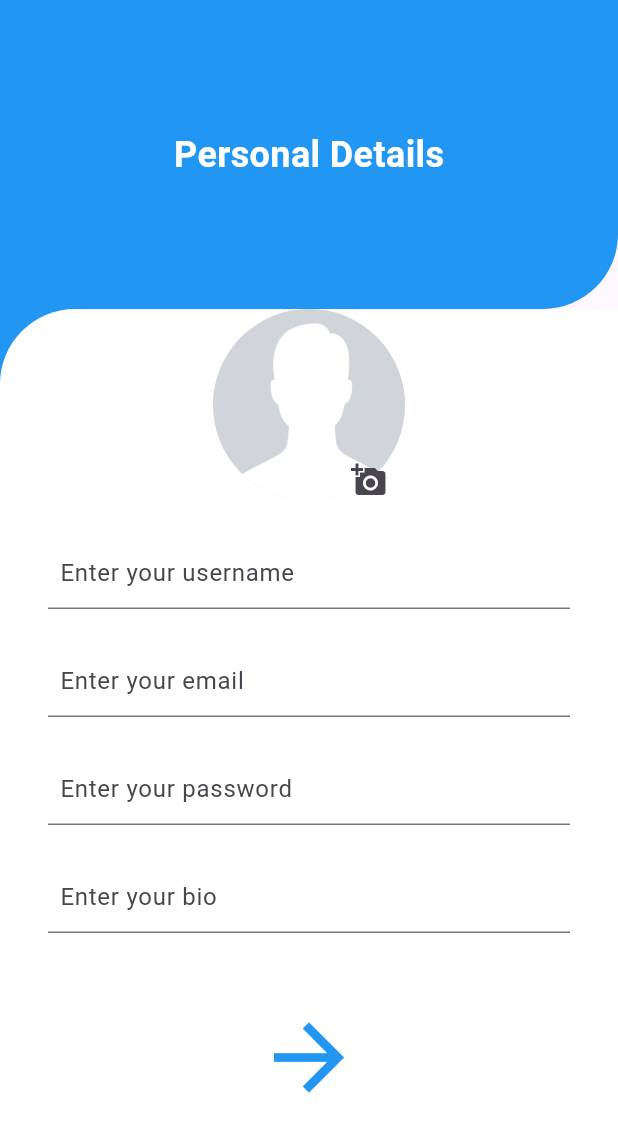
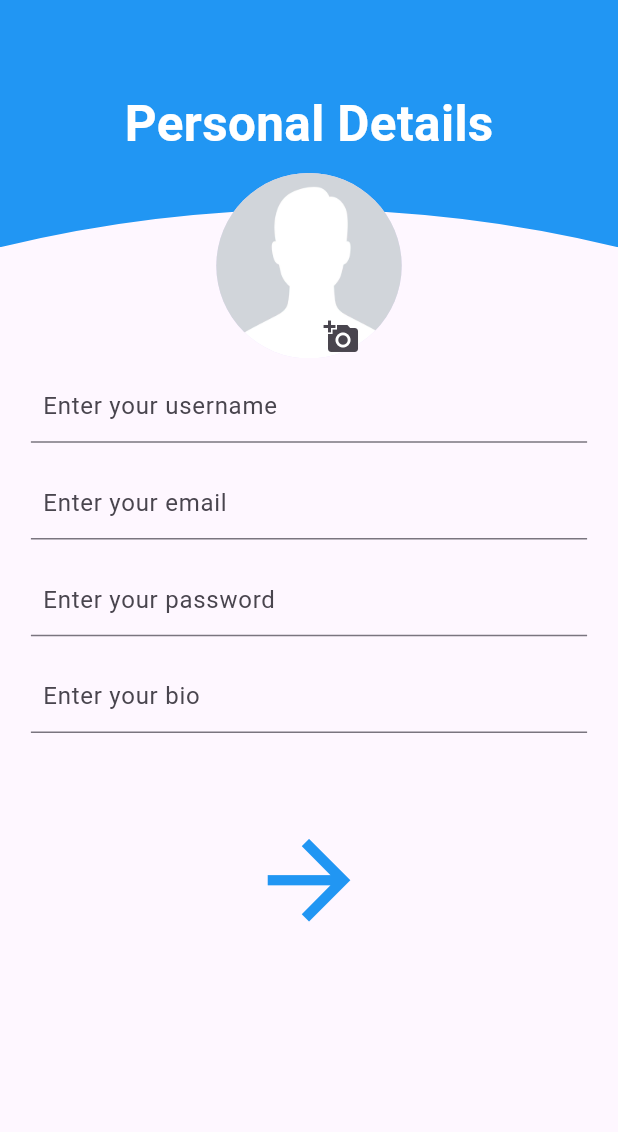
Before and after one commit to PetteraIndia/avenger, a Flutter app: the newpost screen opened directly, after a tap on the "arrow back ios" icon, on a phone screen of 412 x 824 dp. Shown: the top 1132 px of the screen. Run offline on Flutter 3.47's test engine with Material 2 defaults, Android fonts, the phone set to English and light mode, and no system bars; our stand-ins replace argon_buttons_flutter_fix, cloud_firestore, firebase_auth, firebase_core, firebase_storage, flutter_image_compress and 4 more; accounts and stored records are empty.

Commit message:
boarding screen with dynamic ui

```diff
--- /dev/null
+++ b/lib/Screens/boarding_screen1.dart
@@ -0,0 +1,252 @@
+import 'dart:io';
+
+import 'package:cloud_firestore/cloud_firestore.dart';
+import 'package:firebase_auth/firebase_auth.dart';
+import 'package:flutter/material.dart';
+import 'package:image_picker/image_picker.dart';
+import 'package:petterav1/Screens/newpost.dart';
+import 'package:petterav1/resources/auth_methods.dart';
+import 'package:google_fonts/google_fonts.dart';
+
+import '../Widgets/text_field.dart';
+import '../resources/storage_methods.dart';
+import '../utils/colors.dart';
+import '../utils/utils.dart';
+import 'boarding_screen2.dart';
+
+class BoardingScreen1 extends StatefulWidget {
+  const BoardingScreen1({super.key});
+
+  @override
+  State<BoardingScreen1> createState() => _BoardingScreen1State();
+}
+
+class WaveClipper extends CustomClipper<Path> {
+  @override
+  Path getClip(Size size) {
+    Path path = Path();
+    path.moveTo(0, 0);
+    path.lineTo(0, size.height);
+    path.quadraticBezierTo(
+        size.width / 2, size.height - 50, size.width, size.height);
+    path.lineTo(size.width, 0);
+    path.close();
+    return path;
+  }
+
+  @override
+  bool shouldReclip(CustomClipper oldClipper) {
+    return true;
+  }
+}
+
+class _BoardingScreen1State extends State<BoardingScreen1> {
+  final TextEditingController _usernameController = TextEditingController();
+  final TextEditingController _emailController = TextEditingController();
+  final TextEditingController _passwordController = TextEditingController();
+  final TextEditingController _bioController = TextEditingController();
+  File? _image;
+  bool _isLoading = false;
+
+  @override
+  void dispose() {
+    super.dispose();
+    _emailController.dispose();
+    _passwordController.dispose();
+    _usernameController.dispose();
+  }
+
+  void uploadPersonalDetails() async {
+    // set loading to true
+    setState(() {
+      _isLoading = true;
+    });
+
+    // signup user using our authmethodds
+    String res = await AuthMethods().personalDetails(
+      email: _emailController.text,
+      password: _passwordController.text,
+      username: _usernameController.text,
+      bio: _bioController.text,
+      file: _image,
+    );
+    // if string returned is sucess, user has been created
+    if (res == "success") {
+      setState(() {
+        _isLoading = false;
+      });
+      // navigate to the home screen
+      if (context.mounted) {
+        Navigator.of(context).pushReplacement(
+          MaterialPageRoute(
+            builder: (context) =>
+                const BoardingScreen2(), // Replace with the name of your screen
+          ),
+        );
+      }
+    } else {
+      setState(() {
+        _isLoading = false;
+      });
+      // show the error
+      if (context.mounted) {
+        showSnackBar(context, res);
+      }
+    }
+  }
+
+  Future<void> selectImage() async {
+    final picker = ImagePicker();
+    final im = await picker.pickImage(source: ImageSource.gallery);
+
+    if (im != null) {
+      setState(() {
+        _image = File(im.path);
+      });
+    }
+  }
+
+  bool isLoadingg = false;
+  @override
+  Widget build(BuildContext context) {
+    double w = MediaQuery.of(context).size.width;
+    double h = MediaQuery.of(context).size.height;
+    return Scaffold(
+      body: SingleChildScrollView(
+        child: Stack(
+          children: [
+            ClipPath(
+              clipper: WaveClipper(),
+              child: Container(
+                height: h * .2,
+                color: Colors.blue,
+                child: Center(
+                  child: Text(
+                    'Personal Details',
+                    style: TextStyle(
+                      fontSize: w * 0.08,
+                      fontWeight: FontWeight.bold,
+                      color: Colors.white,
+                    ),
+                  ),
+                ),
+              ),
+            ),
+            SafeArea(
+              child: Container(
+                padding: EdgeInsets.symmetric(horizontal: w * 0.05),
+                width: double.infinity,
+                child: Positioned(
+                  child: Container(
+                    height: h,
+                    child: Column(
+                      children: [
+                        SizedBox(
+                          height: h * 0.3,
+                        ),
+                        TextFieldInput(
+                          hintText: 'Enter your username',
+                          textInputType: TextInputType.text,
+                          textEditingController: _usernameController,
+                        ),
+                        SizedBox(height: h * 0.02),
+                        TextFieldInput(
+                          hintText: 'Enter your email',
+                          textInputType: TextInputType.emailAddress,
+                          textEditingController: _emailController,
+                        ),
+                        SizedBox(height: h * 0.02),
+                        TextFieldInput(
+                          hintText: 'Enter your password',
+                          textInputType: TextInputType.text,
+                          textEditingController: _passwordController,
+                          isPass: true,
+                        ),
+                        SizedBox(height: h * 0.02),
+                        TextFieldInput(
+                          hintText: 'Enter your bio',
+                          textInputType: TextInputType.text,
+                          textEditingController: _bioController,
+                        ),
+                        SizedBox(height: h * 0.02),
+                        SizedBox(height: h * 0.04),
+                        IconButton(
+                          icon: Icon(
+                            Icons.arrow_forward,
+                            color: Colors.blue,
+                          ),
+                          iconSize: w * 0.2,
+                          onPressed: () {
+                            if (_emailController.text.isEmpty ||
+                                _bioController.text.isEmpty ||
+                                _passwordController.text.isEmpty ||
+                                _usernameController.text.isEmpty ||
+                                _image == null) {
+                              showDialog(
+                                context: context,
+                                builder: (context) {
+                                  return AlertDialog(
+                                    title: Text('Incomplete Entries'),
+                                    content: Text(
+                                        'Please fill all the fields and Choose the Profile Pic.'),
+                                    actions: [
+                                      TextButton(
+                                        onPressed: () {
+                                          Navigator.pop(context);
+                                        },
+                                        child: Text('OK'),
+                                      ),
+                                    ],
+                                  );
+                                },
+                              );
+                            } else {
+                              uploadPersonalDetails();
+                            }
+                          },
+                        ),
+                      ],
+                    ),
+                  ),
+                ),
+              ),
+            ),
+            Positioned(
+              top: h * 0.14,
+              left: w * 0.3,
+              right: w * 0.3,
+              child: Container(
+                height: h * .15,
+                width: w * .4,
+                color: Colors.transparent,
+                child: Stack(
+                  children: [
+                    _image != null
+                        ? CircleAvatar(
+                            radius: w * 0.4,
+                            backgroundImage: FileImage(_image!),
+                            // backgroundColor: Colors.red,
+                          )
+                        : CircleAvatar(
+                            radius: w * 0.4,
+                            backgroundImage:
+                                AssetImage('img/sampleProfilePic.png'),
+                          ),
+                    Positioned(
+                      bottom: -10,
+                      left: 80,
+                      child: IconButton(
+                        onPressed: selectImage,
+                        icon: const Icon(Icons.add_a_photo),
+                      ),
+                    ),
+                  ],
+                ),
+              ),
+            ),
+          ],
+        ),
+      ),
+    );
+  }
+}
--- a/lib/Screens/newpost.dart
+++ b/lib/Screens/newpost.dart
@@ -1,9 +1,9 @@
 import 'package:flutter/material.dart';
+import 'package:petterav1/Screens/boarding_screen1.dart';
 import 'package:petterav1/Screens/login_screen.dart';
 import 'package:image_picker/image_picker.dart';
 import 'package:firebase_storage/firebase_storage.dart';
 import 'package:firebase_auth/firebase_auth.dart';
-import 'package:petterav1/Screens/signup_screen.dart';
 import 'package:petterav1/resources/auth_service.dart';
 import 'dart:io';
 import 'globals.dart';
@@ -11,7 +11,6 @@ import 'globals.dart';
 import 'package:petterav1/Screens/newpostedit.dart';
 import 'package:flutter_image_compress/flutter_image_compress.dart';
 import 'package:path_provider/path_provider.dart' as path_provider;
-
 
 File? image = selectedImage;
 
@@ -28,7 +27,6 @@ class _newpostState extends State<newpost> {
   final buddiesController = TextEditingController();
   bool isPosting = false;
 
-
   Future<File> compressImage(String imagePath) async {
     // Get the directory for saving the compressed image
     final appDir = await path_provider.getApplicationDocumentsDirectory();
@@ -44,7 +42,6 @@ class _newpostState extends State<newpost> {
 
     return File(compressedPath);
   }
-
 
   Future<void> postIt(BuildContext context) async {
     if (captionController.text.isEmpty ||
@@ -68,8 +65,7 @@ class _newpostState extends State<newpost> {
           );
         },
       );
-    }
-    else {
+    } else {
       final user = FirebaseAuth.instance.currentUser;
       if (user != null) {
         final userId = user.uid;
@@ -98,29 +94,23 @@ class _newpostState extends State<newpost> {
         print('Image uploaded! Download URL: $downloadUrl');
       }
     }
-
   }
-
-
-
 
   Future<void> _selectImage() async {
     final picker = ImagePicker();
     final pickedImage = await picker.pickImage(source: ImageSource.gallery);
 
-
     if (pickedImage != null) {
       setState(() {
         selectedImage = File(pickedImage.path);
       });
-
     }
   }
 
   @override
   Widget build(BuildContext context) {
-    double w=MediaQuery.of(context).size.width;
-    double h=MediaQuery.of(context).size.height;
+    double w = MediaQuery.of(context).size.width;
+    double h = MediaQuery.of(context).size.height;
     return Scaffold(
       appBar: AppBar(
         title: Text(
@@ -135,7 +125,7 @@ class _newpostState extends State<newpost> {
           onPressed: () {
             Navigator.push(
               context,
-            MaterialPageRoute(builder: (context) => SignUpScreen()),
+              MaterialPageRoute(builder: (context) => BoardingScreen1()),
             );
           },
         ),
@@ -143,13 +133,12 @@ class _newpostState extends State<newpost> {
           IconButton(
             icon: Icon(Icons.arrow_forward_ios_outlined),
             onPressed: () {
-              if(selectedImage!=null) {
+              if (selectedImage != null) {
                 Navigator.push(
                   context,
                   MaterialPageRoute(builder: (context) => newpostedit()),
                 );
-              }
-              else {
+              } else {
                 showDialog(
                   context: context,
                   builder: (BuildContext context) {
@@ -168,8 +157,6 @@ class _newpostState extends State<newpost> {
                   },
                 );
               }
-
-
             },
           ),
         ],
@@ -189,8 +176,7 @@ class _newpostState extends State<newpost> {
         ),
       ),
       body: SingleChildScrollView(
-        child:
-          Container(
+        child: Container(
           padding: EdgeInsets.all(16.0), // Adjust the padding as needed
           child: Column(
             crossAxisAlignment: CrossAxisAlignment.start,
@@ -201,17 +187,16 @@ class _newpostState extends State<newpost> {
                     'Add pictures and videos',
                     style: TextStyle(fontSize: 16.0),
                   ),
-                    SizedBox(width: w*0.4),
+                  SizedBox(width: w * 0.4),
                   InkWell(
                     onTap: _selectImage,
                     child: Icon(Icons.add_box_outlined, size: 24.0),
                   ),
                 ],
               ),
-                SizedBox(height: h*0.02),
+              SizedBox(height: h * 0.02),
               Container(
                 decoration: BoxDecoration(
-
                   border: Border.all(
                     color: Colors.black,
                     width: 0.2,
@@ -243,7 +228,6 @@ class _newpostState extends State<newpost> {
                   ],
                 ),
               ),
-
               SizedBox(height: h * 0.02),
               TextField(
                 controller: captionController,
@@ -267,7 +251,8 @@ class _newpostState extends State<newpost> {
                         children: [
                           CircularProgressIndicator(), // Circular progress indicator
                           SizedBox(height: 8.0),
-                      Text('Posting...'), // Text indicating the posting state
+                          Text(
+                              'Posting...'), // Text indicating the posting state
                         ],
                       )
                     : GestureDetector(
@@ -308,17 +293,14 @@ class _newpostState extends State<newpost> {
                         ),
                       ),
               ),
-
-
-
-
               SizedBox(height: 10),
               Container(
                 height: h * 0.03,
                 width: w * 0.2,
                 decoration: BoxDecoration(
                   color: Colors.blue, // Replace with your desired color
-              borderRadius: BorderRadius.circular(10.0), // Adjust the radius as needed
+                  borderRadius: BorderRadius.circular(
+                      10.0), // Adjust the radius as needed
                 ),
                 child: GestureDetector(
                   onTap: () {
@@ -328,20 +310,18 @@ class _newpostState extends State<newpost> {
                     child: Text(
                       'Sign Out',
                       style: TextStyle(
-                    color: Colors.white, // Replace with your desired text color
+                        color: Colors
+                            .white, // Replace with your desired text color
                         fontSize: 16.0, // Replace with your desired font size
                       ),
                     ),
                   ),
                 ),
               ),
-
             ],
           ),
         ),
-
       ),
-
     );
   }
 }
--- a/lib/Screens/signup_screen.dart
+++ /dev/null
@@ -1,239 +0,0 @@
-import 'dart:io';
-import 'dart:typed_data';
-
-import 'package:cloud_firestore/cloud_firestore.dart';
-import 'package:firebase_auth/firebase_auth.dart';
-import 'package:flutter/material.dart';
-import 'package:image_picker/image_picker.dart';
-import 'package:petterav1/Screens/newpost.dart';
-import 'package:petterav1/resources/auth_methods.dart';
-import 'package:google_fonts/google_fonts.dart';
-
-import '../Widgets/text_field.dart';
-import '../resources/storage_methods.dart';
-import '../utils/colors.dart';
-import '../utils/utils.dart';
-import 'boarding_screen2.dart';
-
-class SignUpScreen extends StatefulWidget {
-  const SignUpScreen({super.key});
-
-  @override
-  State<SignUpScreen> createState() => _SignUpScreenState();
-}
-
-class _SignUpScreenState extends State<SignUpScreen> {
-  final TextEditingController _usernameController = TextEditingController();
-  final TextEditingController _emailController = TextEditingController();
-  final TextEditingController _passwordController = TextEditingController();
-  final TextEditingController _bioController = TextEditingController();
-  File? _image;
-  bool _isLoading = false;
-
-  @override
-  void dispose() {
-    super.dispose();
-    _emailController.dispose();
-    _passwordController.dispose();
-    _usernameController.dispose();
-  }
-
-  void signUpUser() async {
-    // set loading to true
-    setState(() {
-      _isLoading = true;
-    });
-
-    // signup user using our authmethodds
-    String res = await AuthMethods().signUpUser(
-      email: _emailController.text,
-      password: _passwordController.text,
-      username: _usernameController.text,
-      bio: _bioController.text,
-      file: _image,
-    );
-    // if string returned is sucess, user has been created
-    if (res == "success") {
-      setState(() {
-        _isLoading = false;
-      });
-      // navigate to the home screen
-      if (context.mounted) {
-        Navigator.of(context).pushReplacement(
-          MaterialPageRoute(
-            builder: (context) =>
-                const BoardingScreen2(), // Replace with the name of your screen
-          ),
-        );
-      }
-    } else {
-      setState(() {
-        _isLoading = false;
-      });
-      // show the error
-      if (context.mounted) {
-        showSnackBar(context, res);
-      }
-    }
-  }
-
-  Future<void> selectImage() async {
-    final picker = ImagePicker();
-    final im = await picker.pickImage(source: ImageSource.gallery);
-
-    if (im != null) {
-      setState(() {
-        _image = File(im.path);
-      });
-    }
-  }
-
-  bool isLoadingg = false;
-  @override
-  Widget build(BuildContext context) {
-    double w = MediaQuery.of(context).size.width;
-    double h = MediaQuery.of(context).size.height;
-    return Scaffold(
-      body: SingleChildScrollView(
-        child: Stack(
-          children: [
-            Column(
-              children: [
-                Container(
-                  height: h * .25,
-                  decoration: BoxDecoration(
-                    color: Colors.blue,
-                    borderRadius: BorderRadius.only(
-                      bottomRight: Radius.circular(50),
-                    ),
-                  ),
-                  child: Align(
-                    alignment: Alignment.center,
-                    child: Text(
-                      'Personal Details',
-                      style: TextStyle(
-                        color: Colors.white,
-                        fontWeight: FontWeight.bold,
-                        fontSize: 24,
-                      ),
-                    ),
-                  ),
-                ),
-                Container(
-                  decoration: BoxDecoration(
-                    color: Colors.blue,
-                  ),
-                  child: Container(
-                    height: h * .75,
-                    decoration: BoxDecoration(
-                      color: Colors.white,
-                      borderRadius: BorderRadius.only(
-                        topLeft: Radius.circular(50),
-                      ),
-                    ),
-                    child: SafeArea(
-                      child: Container(
-                        padding: const EdgeInsets.symmetric(horizontal: 32),
-                        width: double.infinity,
-                        child: Column(
-                          crossAxisAlignment: CrossAxisAlignment.center,
-                          children: [
-                            Stack(
-                              children: [
-                                _image != null
-                                    ? CircleAvatar(
-                                        radius: 64,
-                                        backgroundImage: FileImage(_image!),
-                                        // backgroundColor: Colors.red,
-                                      )
-                                    : const CircleAvatar(
-                                        radius: 64,
-                                        backgroundImage: AssetImage(
-                                            'img/sampleProfilePic.png'),
-                                      ),
-                                Positioned(
-                                  bottom: -10,
-                                  left: 80,
-                                  child: IconButton(
-                                    onPressed: selectImage,
-                                    icon: const Icon(Icons.add_a_photo),
-                                  ),
-                                ),
-                              ],
-                            ),
-                            const SizedBox(height: 24),
-                            TextFieldInput(
-                              hintText: 'Enter your username',
-                              textInputType: TextInputType.text,
-                              textEditingController: _usernameController,
-                            ),
-                            const SizedBox(height: 24),
-                            TextFieldInput(
-                              hintText: 'Enter your email',
-                              textInputType: TextInputType.emailAddress,
-                              textEditingController: _emailController,
-                            ),
-                            const SizedBox(height: 24),
-                            TextFieldInput(
-                              hintText: 'Enter your password',
-                              textInputType: TextInputType.text,
-                              textEditingController: _passwordController,
-                              isPass: true,
-                            ),
-                            const SizedBox(height: 24),
-                            TextFieldInput(
-                              hintText: 'Enter your bio',
-                              textInputType: TextInputType.text,
-                              textEditingController: _bioController,
-                            ),
-                            const SizedBox(height: 24),
-                            SizedBox(height: 16),
-                            IconButton(
-                              icon: Icon(
-                                Icons.arrow_forward,
-                                color: Colors.blue,
-                              ),
-                              iconSize: 70,
-                              onPressed: () {
-                                if (_emailController.text.isEmpty ||
-                                    _bioController.text.isEmpty ||
-                                    _passwordController.text.isEmpty ||
-                                    _usernameController.text.isEmpty ||
-                                    _image == null) {
-                                  showDialog(
-                                    context: context,
-                                    builder: (context) {
-                                      return AlertDialog(
-                                        title: Text('Incomplete Entries'),
-                                        content: Text(
-                                            'Please fill all the fields and Choose the Profile Pic.'),
-                                        actions: [
-                                          TextButton(
-                                            onPressed: () {
-                                              Navigator.pop(context);
-                                            },
-                                            child: Text('OK'),
-                                          ),
-                                        ],
-                                      );
-                                    },
-                                  );
-                                } else {
-                                  signUpUser();
-                                }
-                              },
-                            ),
-                          ],
-                        ),
-                      ),
-                    ),
-                  ),
-                ),
-              ],
-            ),
-          ],
-        ),
-      ),
-    );
-  }
-}
--- a/lib/main.dart
+++ b/lib/main.dart
@@ -1,10 +1,12 @@
 import 'package:firebase_core/firebase_core.dart';
 import 'package:flutter/material.dart';
+import 'package:petterav1/Screens/boarding_screen1.dart';
 import 'package:petterav1/Screens/login_screen.dart';
 import 'package:petterav1/Screens/newpost.dart';
-import 'package:petterav1/Screens/signup_screen.dart';
 import 'package:petterav1/mobileScreen.dart';
 import 'package:petterav1/resources/auth_service.dart';
+
+import 'Screens/boarding_screen3.dart';
 
 void main() async {
   WidgetsFlutterBinding.ensureInitialized();
@@ -24,7 +26,7 @@ class MyApp extends StatelessWidget {
         colorScheme: ColorScheme.fromSeed(seedColor: Colors.deepPurple),
         useMaterial3: true,
       ),
-      home: AuthService().handleAuthState(),
+      home: BoardingScreen1(),
     );
   }
 }
--- a/lib/resources/auth_methods.dart
+++ b/lib/resources/auth_methods.dart
@@ -27,7 +27,7 @@ class AuthMethods {
   final FirebaseFirestore _firestore = FirebaseFirestore.instance;
   final FirebaseAuth _auth = FirebaseAuth.instance;
 
-  Future<String> signUpUser({
+  Future<String> personalDetails({
     required String email,
     required String password,
     required String username,
```
Also changed, not shown: lib/Screens/boarding_screen3.dart (added, +59 -0 lines), lib/Screens/profile_screen.dart (added, +15 -0 lines), lib/resources/auth_service.dart (+6 -14 lines). Lines whose indentation alone changed are shown as unchanged.
